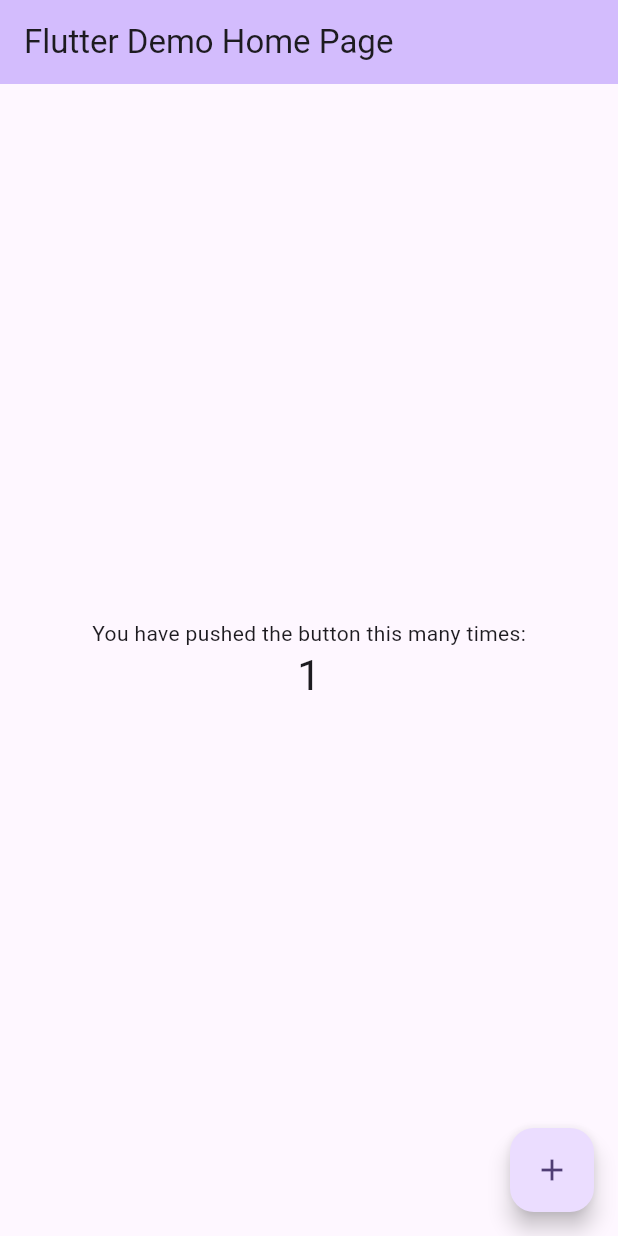
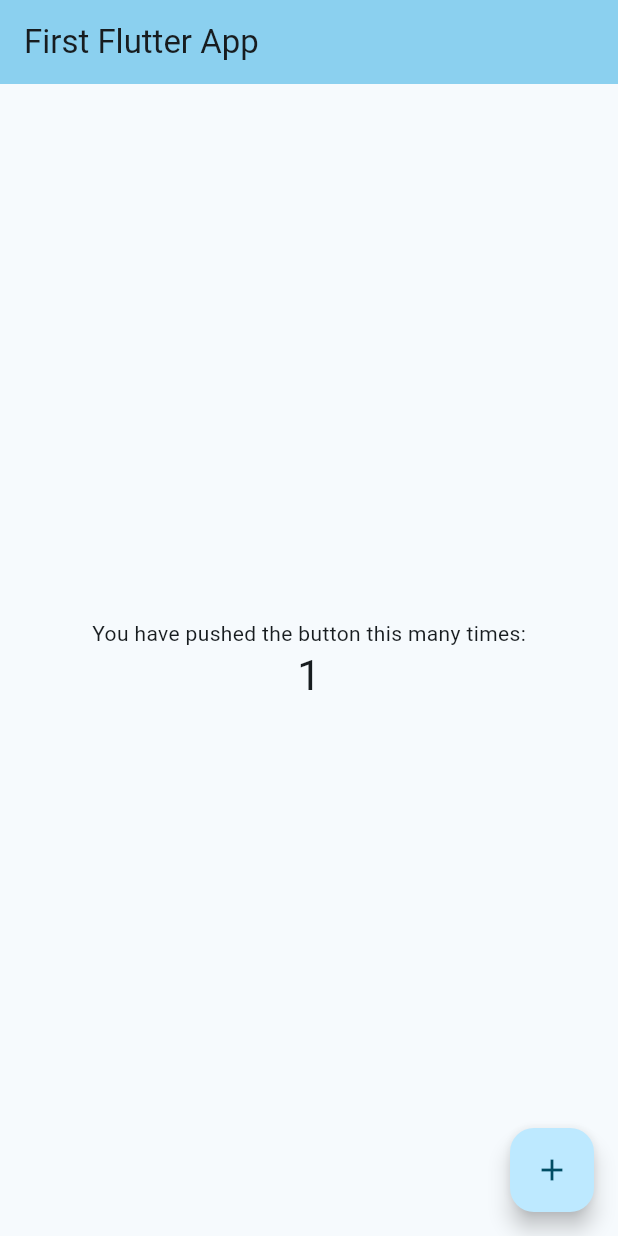
Before and after one commit to mattyjacks/ticket-app, a Flutter app: the screen it shows after launch, after a tap on the "add" icon, on a phone screen of 412 x 824 dp. Run offline on Flutter 3.47's test engine with Material 3 defaults, Android fonts, the phone set to English and light mode, and no system bars.

Commit message:
Updated Second Commit

```diff
--- a/lib/main.dart
+++ b/lib/main.dart
@@ -1,6 +1,8 @@
+//import 'package:flutter/widgets.dart';
 import 'package:flutter/material.dart';
 
 void main() {
+  print("Hey Matt!");
   runApp(const MyApp());
 }
 
@@ -11,7 +13,7 @@ class MyApp extends StatelessWidget {
   @override
   Widget build(BuildContext context) {
     return MaterialApp(
-      title: 'Flutter Demo',
+      title: 'Flutter First App',
       theme: ThemeData(
         // This is the theme of your application.
         //
@@ -28,10 +30,10 @@ class MyApp extends StatelessWidget {
         //
         // This works for code too, not just values: Most code changes can be
         // tested with just a hot reload.
-        colorScheme: ColorScheme.fromSeed(seedColor: Colors.deepPurple),
+        colorScheme: ColorScheme.fromSeed(seedColor: Colors.blueGrey),
         useMaterial3: true,
       ),
-      home: const MyHomePage(title: 'Flutter Demo Home Page'),
+      home: const MyHomePage(title: 'First Flutter App'),
     );
   }
 }
@@ -65,6 +67,7 @@ class _MyHomePageState extends State<MyHomePage> {
       // _counter without calling setState(), then the build method would not be
       // called again, and so nothing would appear to happen.
       _counter++;
+      print("The new number is $_counter!");
     });
   }
 
```
